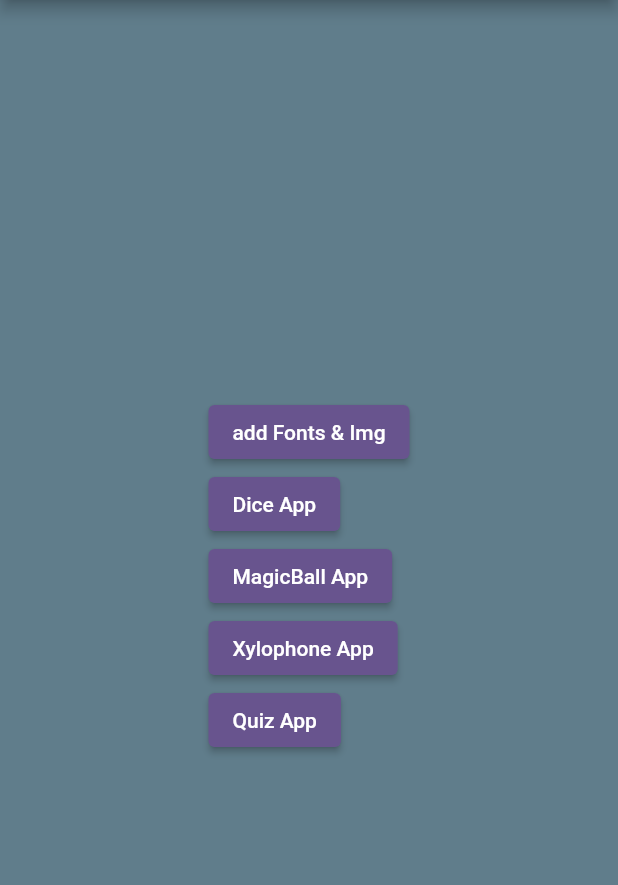
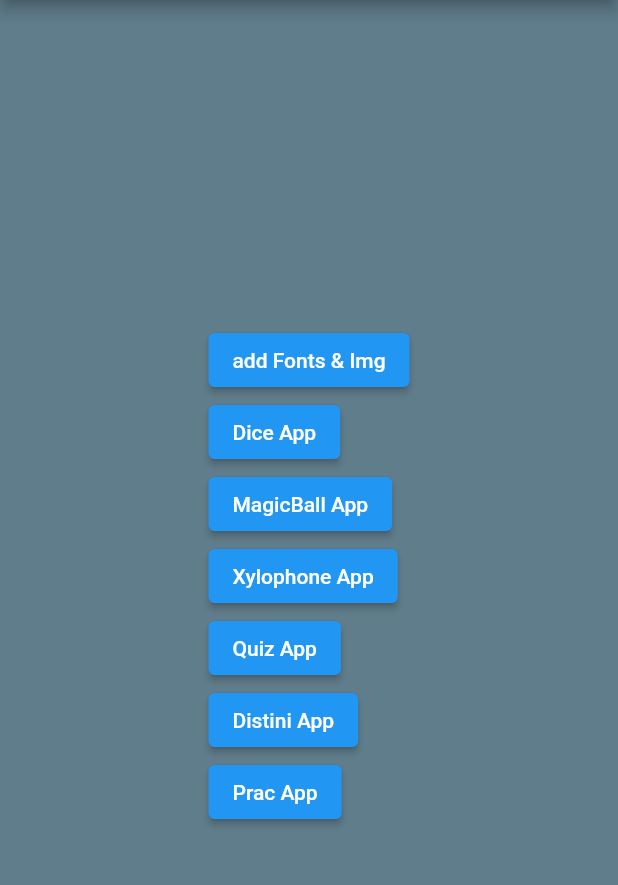
Before and after one commit to Balghari13/angela_prac, a Flutter app: the screen it shows after launch, on a phone screen of 412 x 824 dp, the part 84-969 px from its top. Run offline on Flutter 3.47's test engine with Material 2 defaults, Android fonts, the phone set to English and light mode, and no system bars; our stand-ins replace audioplayers, rflutter_alert.

Commit message:
added flutter theme

```diff
--- a/lib/main.dart
+++ b/lib/main.dart
@@ -1,5 +1,7 @@
+import 'package:angela_course_prac_repo/Distini%20Challange/distini_app.dart';
 import 'package:angela_course_prac_repo/Magic8%20ball%20app/magicBall.dart';
 import 'package:angela_course_prac_repo/DiceApp/diceApp.dart';
+import 'package:angela_course_prac_repo/pract.dart';
 import 'package:angela_course_prac_repo/xylophone%20app/xylophone.dart';
 import 'package:flutter/material.dart';
 
@@ -18,9 +20,10 @@ class MyApp extends StatelessWidget {
   Widget build(BuildContext context) {
     return MaterialApp(
       title: 'Flutter Demo',
-      theme: ThemeData(
-        colorScheme: ColorScheme.fromSeed(seedColor: Colors.deepPurple),
-      ),
+     theme: ThemeData.dark().copyWith(
+       appBarTheme: AppBarTheme(color: Color(0xff0a0e21)),
+       scaffoldBackgroundColor: Color(0xff0a0e21),
+     ),
      home: const HomePage(),
     );
   }
@@ -58,7 +61,12 @@ class HomePage extends StatelessWidget {
             ElevatedButton(onPressed: (){
               Navigator.push(context, MaterialPageRoute(builder: (context)=>const QuizApp()));
             }, child: const Text('Quiz App')),
-
+            ElevatedButton(onPressed: (){
+              Navigator.push(context, MaterialPageRoute(builder: (context)=>const DistiniApp()));
+            }, child: const Text('Distini App')),
+            ElevatedButton(onPressed: (){
+              Navigator.push(context, MaterialPageRoute(builder: (context)=> PractApp()));
+            }, child: const Text('Prac App')),
           ],
         ),
       ),
```
Also changed, not shown: lib/Distini Challange/distini_app.dart (added, +26 -0 lines), assets/images/background.png (added).
